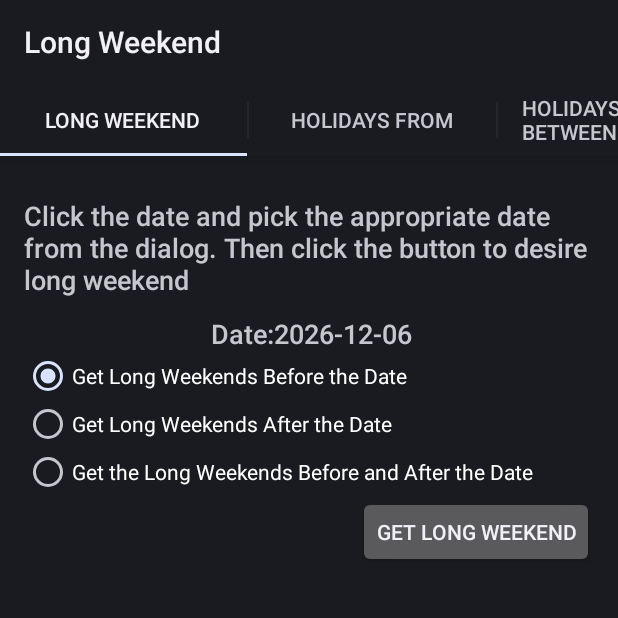
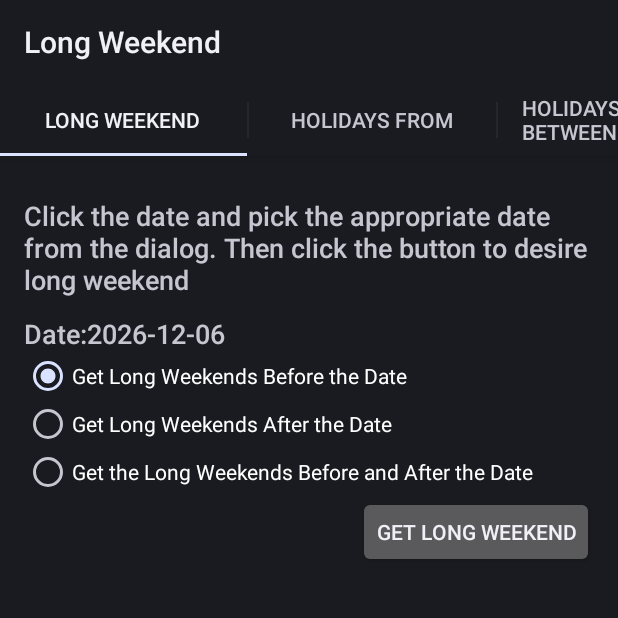
Before and after one commit to foohyfooh/longweekend-android, an Android app: the screen it shows after launch (MainActivity), on a phone screen of 412 x 824 dp, the top half of it. Run offline under Robolectric (Android 15) with nearby library versions, the phone set to English and light mode, and no system bars.

Commit message:
Minor Changes

```diff
--- a/LongWeekend/src/main/java/com/foohyfooh/longweekend/DatePickerFragment.java
+++ b/LongWeekend/src/main/java/com/foohyfooh/longweekend/DatePickerFragment.java
@@ -24,8 +24,7 @@ public class DatePickerFragment extends DialogFragment implements DatePickerDial
 
     @Override
     public void onClick(View view) {
-        DialogFragment newFragment = new DatePickerFragment(activity,textView);
-        newFragment.show(activity.getSupportFragmentManager(), "datePicker");
+        show(activity.getSupportFragmentManager(), "datePicker");
     }
 
     @Override
--- a/LongWeekend/src/main/java/com/foohyfooh/longweekend/GetJSON.java
+++ b/LongWeekend/src/main/java/com/foohyfooh/longweekend/GetJSON.java
@@ -88,7 +88,7 @@ public class GetJSON extends AsyncTask<String, Void, String[]> {
                 JSONArray jsonArray = new JSONArray(json);
                 for(int count = 0; count < jsonArray.length(); count++){
                     JSONObject jsonObject = jsonArray.getJSONObject(count);
-                    String value = String.format("Holiday: %s Date: %s Desc: %s\n", jsonObject.getString("holidayName"),
+                    String value = String.format("Holiday: %s Date: %s Desc: %s", jsonObject.getString("holidayName"),
                             jsonObject.getString("holidayDate"), jsonObject.getString("holidayDesc"));
                     list.add(value);
                 }
--- a/LongWeekend/src/main/java/com/foohyfooh/longweekend/LongWeekend.java
+++ b/LongWeekend/src/main/java/com/foohyfooh/longweekend/LongWeekend.java
@@ -5,15 +5,12 @@ import java.util.concurrent.ExecutionException;
 import android.content.Intent;
 import android.os.Bundle;
 import android.support.v4.app.Fragment;
-import android.util.Log;
 import android.view.LayoutInflater;
 import android.view.View;
 import android.view.View.OnClickListener;
 import android.view.ViewGroup;
-import android.widget.Button;
 import android.widget.RadioGroup;
 import android.widget.TextView;
-import android.widget.Toast;
 
 
 public class LongWeekend extends Fragment implements OnClickListener {
@@ -30,8 +27,7 @@ public class LongWeekend extends Fragment implements OnClickListener {
         View rootView = inflater.inflate(R.layout.longweekend, container, false);
         yourDate = (TextView) rootView.findViewById(R.id.yourDate);
         yourDate.setText(Utils.currentDate());
-        Button findLongWeekend = (Button) rootView.findViewById(R.id.findLongweekendButton);
-        findLongWeekend.setOnClickListener(this);
+        rootView.findViewById(R.id.findLongweekendButton).setOnClickListener(this);
         yourDate.setOnClickListener(new DatePickerFragment(getActivity(), yourDate));
         radioGroup = (RadioGroup) rootView.findViewById(R.id.longweekendOptionsGroup);
         return rootView;
@@ -52,22 +48,22 @@ public class LongWeekend extends Fragment implements OnClickListener {
             switch(radioGroup.getCheckedRadioButtonId()){
                 case R.id.longweekendBefore:
                     request = new String[]{
-                        String.format(longWeekendRequest,
-                                Utils.yearBegin(), yourDate.getText().toString(), LONG_WEEKEND_BEFORE).concat(userDates)
+                        String.format(longWeekendRequest, Utils.yearBegin(), yourDate.getText().toString(),
+                                LONG_WEEKEND_BEFORE).concat(userDates)
                     };
                     break;
                 case R.id.longweekendAfter:
                     request = new String[]{
-                        String.format(longWeekendRequest,
-                        yourDate.getText().toString(), Utils.yearEnd(), LONG_WEEKEND_AFTER).concat(userDates)
+                        String.format(longWeekendRequest, yourDate.getText().toString(), Utils.yearEnd(),
+                                LONG_WEEKEND_AFTER).concat(userDates)
                     };
                     break;
                 case R.id.longweekendBoth:
                     request = new String[] {
-                        String.format(longWeekendRequest,
-                                Utils.yearBegin(), yourDate.getText().toString(), LONG_WEEKEND_BEFORE).concat(userDates),
-                        String.format(longWeekendRequest,
-                                yourDate.getText().toString(), Utils.yearEnd(), LONG_WEEKEND_AFTER).concat(userDates)
+                        String.format(longWeekendRequest, Utils.yearBegin(), yourDate.getText().toString(),
+                                LONG_WEEKEND_BEFORE).concat(userDates),
+                        String.format(longWeekendRequest, yourDate.getText().toString(), Utils.yearEnd(),
+                                LONG_WEEKEND_AFTER).concat(userDates)
                     };
                     break;
             }
--- a/LongWeekend/src/main/java/com/foohyfooh/longweekend/UserDates.java
+++ b/LongWeekend/src/main/java/com/foohyfooh/longweekend/UserDates.java
@@ -27,7 +27,7 @@ public class UserDates extends Fragment implements View.OnClickListener {
     private ArrayAdapter<String> adapter;
     private TextView date;
     private EditText name, desc;
-    private SharedPreferences preferences;
+    private static SharedPreferences preferences;
     private static final String preference_location = "user_dates";
 
     @Override
@@ -65,7 +65,7 @@ public class UserDates extends Fragment implements View.OnClickListener {
     }
 
     public static String getList(FragmentActivity fragmentActivity){
-        SharedPreferences preferences = fragmentActivity.getSharedPreferences(preference_location, Context.MODE_PRIVATE);
+        preferences = fragmentActivity.getSharedPreferences(preference_location, Context.MODE_PRIVATE);
         ArrayList<String> values = new ArrayList(preferences.getAll().values());
         JSONArray jsonArray = new JSONArray();
         for(String value: values){
@@ -106,5 +106,4 @@ public class UserDates extends Fragment implements View.OnClickListener {
                 break;
         }
     }
-
 }
--- a/LongWeekend/src/main/res/layout/longweekend.xml
+++ b/LongWeekend/src/main/res/layout/longweekend.xml
@@ -28,7 +28,8 @@
             android:ems="10"
             android:textAppearance="?android:attr/textAppearanceMedium"
             android:layout_below="@+id/longweekendMessage"
-            android:layout_alignRight="@+id/longweekendOptionsGroup"/>
+            android:layout_alignRight="@+id/longweekendOptionsGroup"
+            android:layout_toRightOf="@+id/textView"/>
 
     <RadioGroup
             android:id="@+id/longweekendOptionsGroup"
@@ -74,6 +75,6 @@
             android:text="@string/yourDateHint"
             android:id="@+id/textView"
             android:layout_above="@+id/longweekendOptionsGroup"
-            android:layout_toLeftOf="@+id/yourDate"/>
+            android:layout_alignLeft="@+id/longweekendOptionsGroup"/>
 
 </RelativeLayout>
```
Also changed, not shown: 8 other files.
